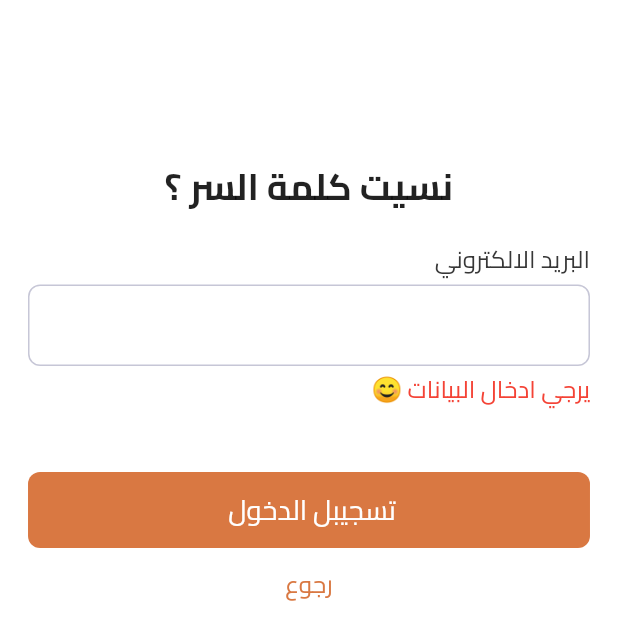
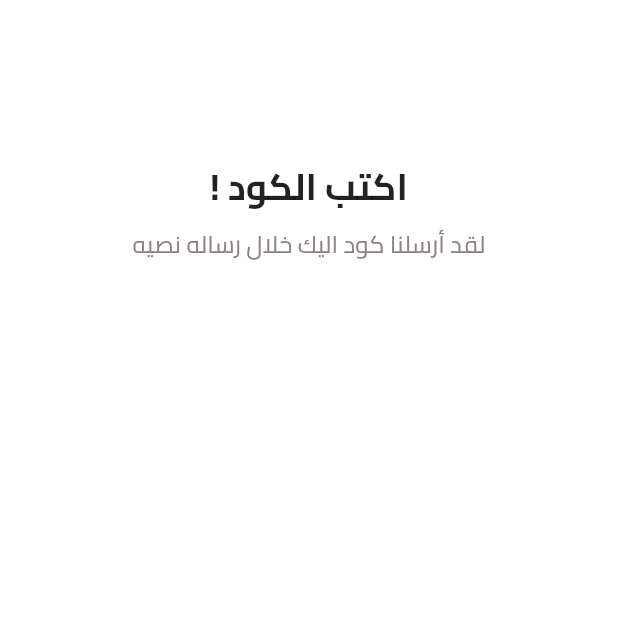
Before and after one commit to MohamedTaha-flutter/twseel_app_flutter, a Flutter app: the ForgetPasswordView screen opened directly, after a tap on "تسجيبل الدخول", on a phone screen of 412 x 824 dp. Shown: the top 640 px of the screen. Run offline on Flutter 3.47's test engine with Material 3 defaults, Android fonts, the light colour scheme and no system bars; our stand-ins replace flutter_bloc, flutter_screenutil, hexcolor.

Commit message:
create Write Code To Confirm Password View

```diff
--- a/lib/Features/auth/presentation/views/forget_password_view.dart
+++ b/lib/Features/auth/presentation/views/forget_password_view.dart
@@ -1,4 +1,5 @@
 import 'package:flutter/material.dart';
+import 'package:twseel_app/Features/auth/presentation/views/write_code_to%20conferm_password_view.dart';
 import 'package:twseel_app/core/style/app_color.dart';
 import 'package:twseel_app/core/style/font_style.dart';
 import 'package:flutter_screenutil/flutter_screenutil.dart';
@@ -42,6 +43,7 @@ class ForgetPasswordView extends StatelessWidget {
             CustomButton(
               text: "تسجيبل الدخول ",
               onPressed: () {
+                Navigator.of(context).push(MaterialPageRoute(builder: (context) => WriteCodeToConfirmPassword()));
               },
             ),
             Center(
--- a/lib/Features/auth/presentation/views/write_code_to conferm_password_view.dart
+++ b/lib/Features/auth/presentation/views/write_code_to conferm_password_view.dart
@@ -0,0 +1,35 @@
+import 'package:flutter/material.dart';
+import 'package:hexcolor/hexcolor.dart';
+
+import '../../../../core/style/font_style.dart';
+import 'package:flutter_screenutil/flutter_screenutil.dart';
+
+class WriteCodeToConfirmPassword extends StatelessWidget {
+  const WriteCodeToConfirmPassword({super.key});
+
+  @override
+  Widget build(BuildContext context) {
+    return  Scaffold(
+      body: Padding(
+        padding: EdgeInsets.only(right: 17.w, left: 17.w, top: 100.h),
+        child: Column(
+          children: [
+            Center(
+              child: Text(
+                "اكتب الكود !",
+                style: FontStyles.font24Weight600Black,
+              ),
+            ),
+            Center(
+              child: Text(
+                "لقد أرسلنا كود اليك خلال رساله نصيه",
+                style: FontStyles.font16Weight400LightBlack
+                    .copyWith(color: HexColor("#8D8383")),
+              ),
+            ),
+          ],
+        ),
+      ),
+    );
+  }
+}
```
